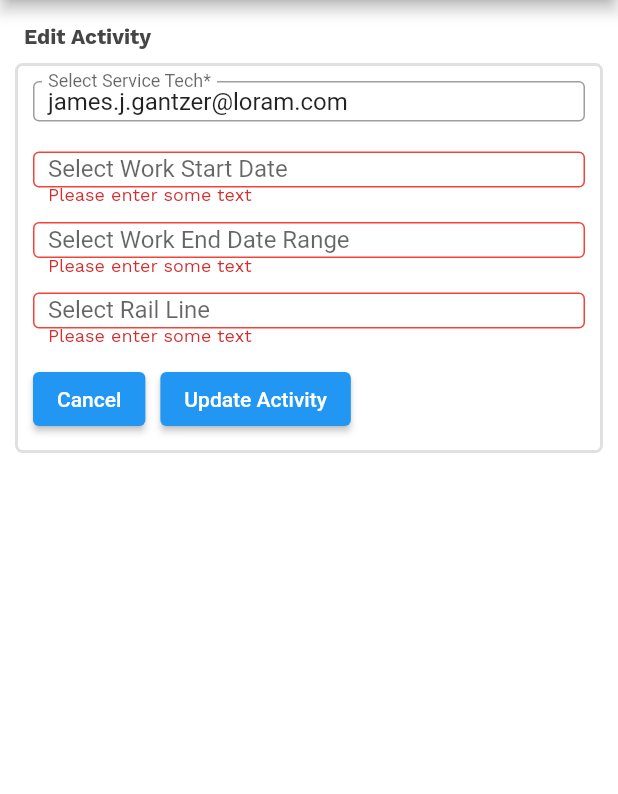
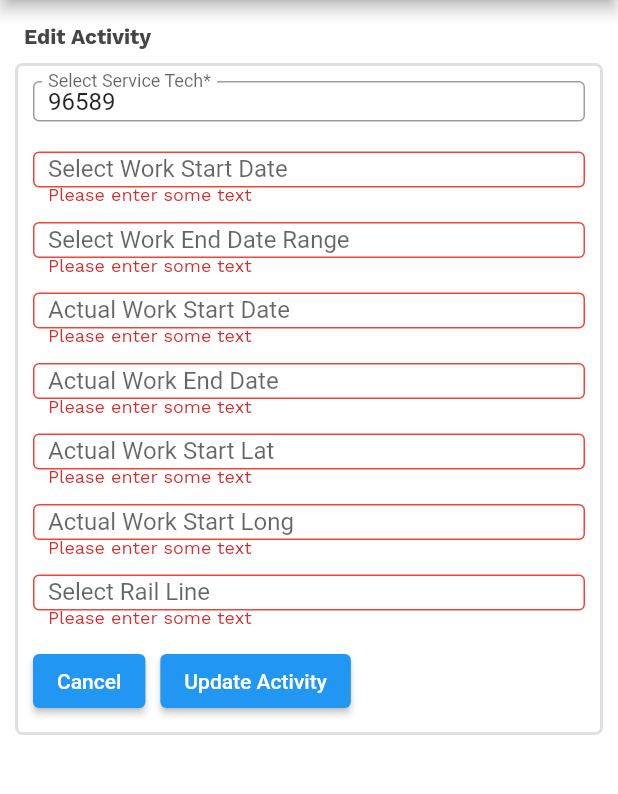
Before and after one commit to CreativeDT/friction_sujay, a Flutter app: the updateActivity screen opened directly, after a tap on "Update Activity", on a phone screen of 412 x 824 dp, the part 84-878 px from its top. Run offline on Flutter 3.47's test engine with Material 3 defaults, Android fonts, the phone set to English and light mode, and no system bars; drawn by our look-alikes of flutter_typeahead; our stand-ins replace shared_preferences; accounts and stored records are empty; network calls fail.

Commit message:
created activity flow for demo

```diff
--- a/lib/componants/ActivityData.dart
+++ b/lib/componants/ActivityData.dart
@@ -20,12 +20,25 @@ class ActivityData {
   // Default values for parameters in the constructor
   ActivityData({this.ActivityTypeSerialId = '96589',
                   this.ServiceTechEmail = 'james.j.gantzer@loram.com',
-                  this.ActivityId = 1});
+                  this.ActivityId = 1,
+                  this.EstimatedWorkStartDate = "",
+                  this.EstimatedWorkEndDate = "",
+                  this.ActualWorkStartDate = "",
+                  this.ActualWorkEndDate = "",
+                  this.ActualWorkStartLat = "",
+                  this.ActualWorkStartLong ="",
+  });
 
   factory ActivityData.fromJson(Map map) => ActivityData(
       ActivityId: map["ActivityId"],
       ActivityTypeSerialId: map["ActivityTypeSerialId"],
-      ServiceTechEmail: map["ServiceTechEmail"]
+      ServiceTechEmail: map["ServiceTechEmail"],
+      EstimatedWorkStartDate: map["EstimatedWorkStartDate"],
+      EstimatedWorkEndDate: map["EstimatedWorkEndDate"],
+      ActualWorkStartDate: map["ActualWorkStartDate"],
+      ActualWorkEndDate: map["ActualWorkEndDate"],
+      ActualWorkStartLat: map["ActualWorkStartLat"],
+      ActualWorkStartLong: map["ActualWorkStartLong"]
   );
 
   @override
--- a/lib/componants/activity.dart
+++ b/lib/componants/activity.dart
@@ -97,11 +97,11 @@ class MyCustomFormState extends State<MyCustomForm> {
                             sdIconPath: 'assets/icons/profile/down.png',
                           ),
                           InputDropDownItem(hdText: '',
-                            ldText: 'Select Work Start Date',
+                            ldText: 'Activity Type Id*',
                             sdIconPath: 'assets/icons/profile/down.png',
                           ),
                           InputDropDownItem(hdText: '',
-                            ldText: 'Select Work End Date Range',
+                            ldText: 'Activity Status Id*',
                             sdIconPath: 'assets/icons/profile/down.png',
                           ),
                           InputDropDownItem(hdText: '',
--- a/lib/componants/updateActivity.dart
+++ b/lib/componants/updateActivity.dart
@@ -1,5 +1,6 @@
 import 'package:flutter/material.dart';
 import 'package:friction/componants/ActivityData.dart';
+import 'package:friction/componants/showActivity.dart';
 import 'package:intl/intl.dart';
 import 'dart:convert';
 import 'package:flutter_typeahead/flutter_typeahead.dart';
@@ -38,6 +39,7 @@ class updateActivity extends StatelessWidget {
   }
 }
 //ActivityData lastData = ActivityData();
+String railUnitLocationId = "1";
 class MyCustomForm extends StatefulWidget {
   final ActivityData dataForm;
    const MyCustomForm({super.key, required this.dataForm});
@@ -85,16 +87,32 @@ class MyCustomFormState extends State<MyCustomForm> {
                     child: Column(
                       crossAxisAlignment: CrossAxisAlignment.start,
                       children: [
-                        InputDropDownItem(hdText: widget.dataForm.ServiceTechEmail,
+                        InputDropDownItem(hdText: widget.dataForm.ActivityTypeSerialId,
                           ldText: 'Select Service Tech*',
                           sdIconPath: 'assets/icons/profile/down.png',
                         ),
-                        InputDropDownItem(hdText: '',
+                        InputDropDownItem(hdText: widget.dataForm.EstimatedWorkStartDate,
                           ldText: 'Select Work Start Date',
                           sdIconPath: 'assets/icons/profile/down.png',
                         ),
-                        InputDropDownItem(hdText: '',
+                        InputDropDownItem(hdText: widget.dataForm.EstimatedWorkEndDate,
                           ldText: 'Select Work End Date Range',
+                          sdIconPath: 'assets/icons/profile/down.png',
+                        ),
+                        InputDropDownItem(hdText: widget.dataForm.ActualWorkStartDate,
+                          ldText: 'Actual Work Start Date',
+                          sdIconPath: 'assets/icons/profile/down.png',
+                        ),
+                        InputDropDownItem(hdText: widget.dataForm.ActualWorkEndDate,
+                          ldText: 'Actual Work End Date',
+                          sdIconPath: 'assets/icons/profile/down.png',
+                        ),
+                        InputDropDownItem(hdText: widget.dataForm.ActualWorkStartLat,
+                          ldText: 'Actual Work Start Lat',
+                          sdIconPath: 'assets/icons/profile/down.png',
+                        ),
+                        InputDropDownItem(hdText: widget.dataForm.ActualWorkStartLong,
+                          ldText: 'Actual Work Start Long',
                           sdIconPath: 'assets/icons/profile/down.png',
                         ),
                         InputDropDownItem(hdText: '',
@@ -136,9 +154,9 @@ class MyCustomFormState extends State<MyCustomForm> {
                                     //showBlueWidget = true;
                                     //showRedWidget = false;
                                   });
-                                  ScaffoldMessenger.of(context).showSnackBar(
+                                  /*ScaffoldMessenger.of(context).showSnackBar(
                                     const SnackBar(content: Text('Processing Data')),
-                                  );
+                                  );*/
                                 }
                               },
                               child: const Text('Update Activity'),
@@ -168,7 +186,7 @@ class MyCustomFormState extends State<MyCustomForm> {
                     height: 40,
                     //color: Colors.green,
                     child: Center(
-                      child: Text('Activity ID- 96705 updated successfully.'),
+                      child: Text('Activity ID- ${dataToPass.ActivityTypeSerialId} updated successfully.'),
                     ),
                   ),
                 ),
@@ -190,7 +208,7 @@ class MyCustomFormState extends State<MyCustomForm> {
                         color: Colors.redAccent
                     ),
                     child: Center(
-                      child: Text('Selected Helper is deleted Succesfully'),
+                      child: Text('Activity ID- ${dataToPass.ActivityTypeSerialId} update failed.'),
                     ),
                   ),
                 ),
@@ -214,7 +232,7 @@ class MyCustomFormState extends State<MyCustomForm> {
       'Accept': 'application/json',
       'Authorization': 'Bearer ${token}'
     };
-    const Map<String, dynamic> body = {
+     Map<String, dynamic> body = {
       "activityId": 1,
       "estimatedWorkStartDate": "12/03/2023 11:03:10",
       "estimatedWorkEndDate": "13/03/2023 13:03:10",
@@ -229,7 +247,7 @@ class MyCustomFormState extends State<MyCustomForm> {
       "mileageStart": "4321",
       "mileageEnd": "4521",
       "serviceTechId": "1",
-      "railUnitLocationId": "1",
+      "railUnitLocationId": railUnitLocationId,
       "activityTypeId": "1",
       "activityStatusId": "1",
       "createdById": "1"
@@ -308,9 +326,10 @@ class _InputDropDownItemState extends State<InputDropDownItem> {
   final TextEditingController _typeAheadController = TextEditingController();
   @override
   void initState() {
-    if(widget.ldText == 'Select Service Tech*') {
+    _typeAheadController.text = widget.hdText;
+    /*if(widget.ldText == 'Select Service Tech*') {
       _typeAheadController.text = widget.hdText;
-    }
+    }*/
     super.initState();
   }
   @override
@@ -360,6 +379,9 @@ class _InputDropDownItemState extends State<InputDropDownItem> {
           },
           onSelected: (String value) {
             _typeAheadController.text = value;
+            if(widget.ldText == 'Select Rail Line'){
+              railUnitLocationId = _typeAheadController.text;
+            }
             // if(widget.ldText == 'Select Service Tech*'){
             //   _typeAheadController.text = 'james.j.gantzer@loram.com';
             //
@@ -375,6 +397,7 @@ class _InputDropDownItemState extends State<InputDropDownItem> {
               '3',
               '4',
               '5',
+              'a'
             ];
           },
         )
```
